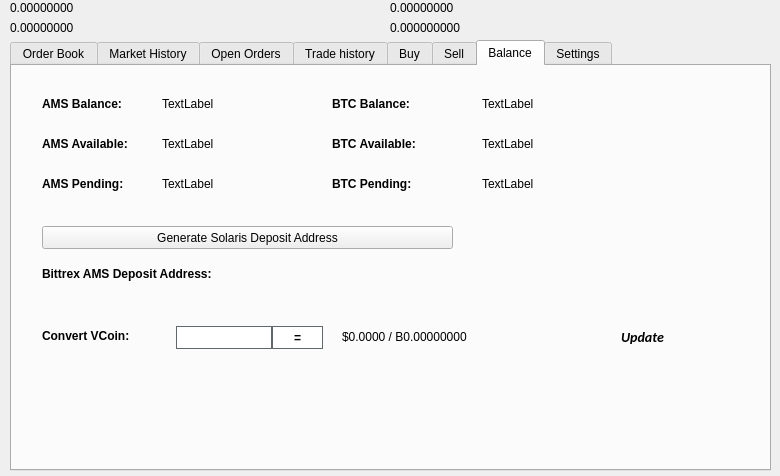
Above: src/qt/forms/tradingdialog.ui from listedlinked/newsvn before the change. Below: the same form after it.
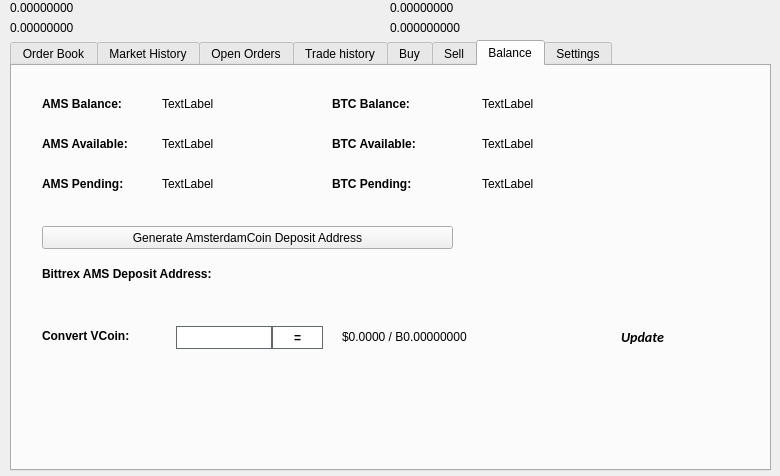
That is the form after the change. The open tabs and pages were chosen to show the change. Icons and pictures are not drawn.

```diff
--- a/src/qt/forms/tradingdialog.ui
+++ b/src/qt/forms/tradingdialog.ui
@@ -2941,7 +2941,7 @@
       </rect>
      </property>
      <property name="text">
-      <string>Generate Solaris Deposit Address</string>
+      <string>Generate AmsterdamCoin Deposit Address</string>
      </property>
      <property name="icon">
       <iconset resource="../amsterdamcoin.qrc">
```
Left out of the diff: 2 changed lines with no effect on the pictures.
